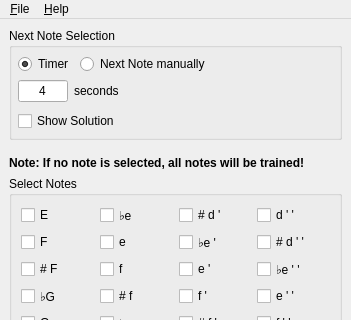
The window that src/view/ui/static/main_window.ui (PythBuster/guitar_music_notes) describes before a commit, drawn with Qt 5; both pictures show x 0 to 351 and y 0 to 320 of the 351 by 677 pixel window.
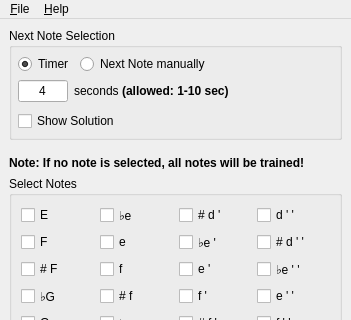
The same window after the commit.

Commit message: feat: validate timer input + adapt tab order in main window

```diff
--- a/src/view/ui/static/main_window.ui
+++ b/src/view/ui/static/main_window.ui
@@ -173,7 +173,7 @@
           <item>
            <widget class="QLabel" name="label_timer_seconds">
             <property name="text">
-             <string>seconds</string>
+             <string>seconds &lt;b&gt;(allowed: 1-10 sec)&lt;/b&gt;</string>
             </property>
            </widget>
           </item>
```
Left out of the diff: 1 changed line with no effect on the pictures. The commit also changes 3 other files.
